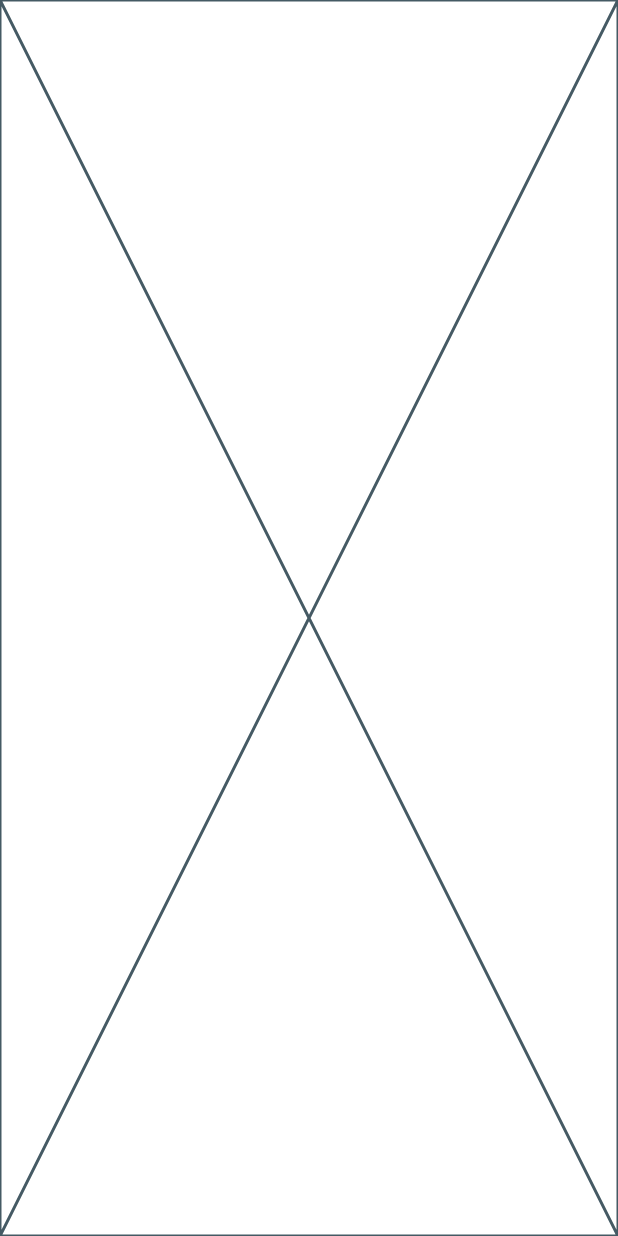
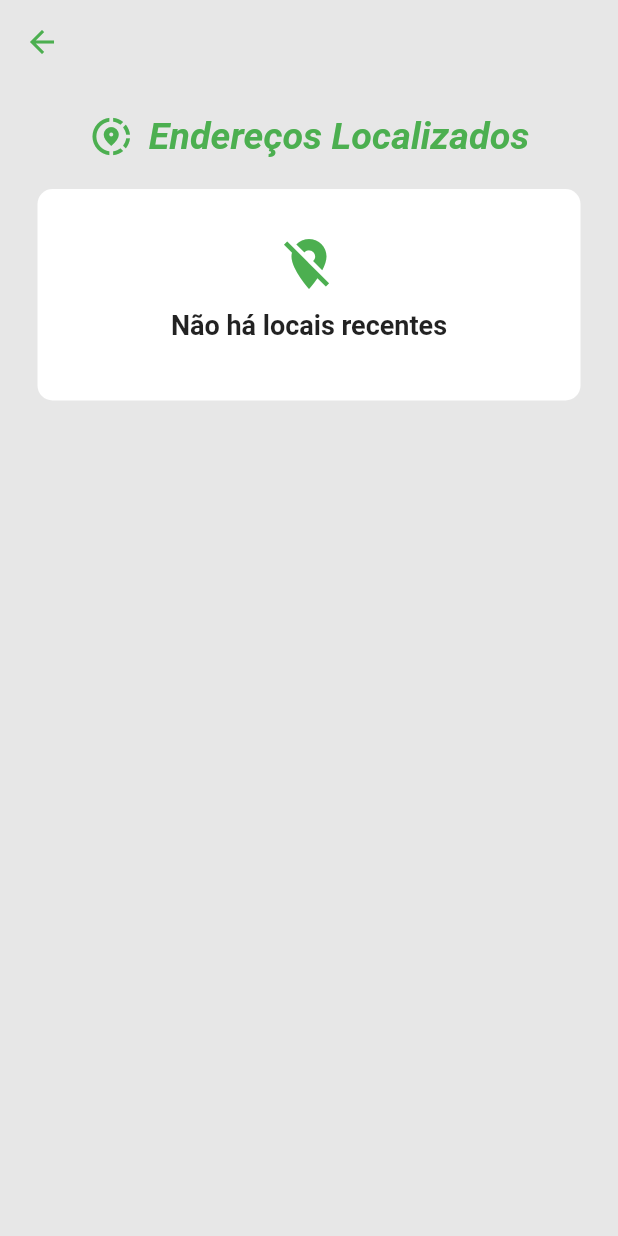
Before and after one commit to thiagoromendes/fast_location, a Flutter app: the screen it shows after launch, after a tap on "Histórico de endereços", on a phone screen of 412 x 824 dp. Run offline on Flutter 3.47's test engine with Material 2 defaults, Android fonts, the phone set to English and light mode, and no system bars; our stand-ins replace dio, flutter_mobx, geocoding, hive, hive_flutter, mobx; missing offline and left inert: map_launcher, path_provider_android, path_provider_ios; accounts and stored records are empty; generated files the repository leaves out were written again.

Commit message:
chore: add history page and your controller, add service to route and adjust local storage

```diff
--- /dev/null
+++ b/lib/src/modules/history/controller/history_controller.dart
@@ -0,0 +1,26 @@
+import 'package:fast_location/src/modules/home/model/address_model.dart';
+import 'package:fast_location/src/modules/home/service/home_service.dart';
+import 'package:mobx/mobx.dart';
+part 'history_controller.g.dart';
+
+class HistoryController = _HistoryController with _$HistoryController;
+
+abstract class _HistoryController with Store {
+  final HomeService _service = HomeService();
+
+  @observable
+  bool isLoading = false;
+
+  @observable
+  bool hasAddress = false;
+
+  @observable
+  List<AddressModel> addressHistoryList = [];
+
+  @action
+  Future<void> loadData() async {
+    isLoading = true;
+    addressHistoryList = await _service.getAddressHistoryList();
+    isLoading = false;
+  }
+}
--- a/lib/src/modules/history/page/history_page.dart
+++ b/lib/src/modules/history/page/history_page.dart
@@ -1,4 +1,9 @@
+import 'package:fast_location/src/modules/history/controller/history_controller.dart';
+import 'package:fast_location/src/modules/home/components/address_list.dart';
+import 'package:fast_location/src/shared/colors/app_colors.dart';
+import 'package:fast_location/src/shared/components/app_loading.dart';
 import 'package:flutter/material.dart';
+import 'package:flutter_mobx/flutter_mobx.dart';
 
 class HistoryPage extends StatefulWidget {
   const HistoryPage({super.key});
@@ -8,8 +13,74 @@ class HistoryPage extends StatefulWidget {
 }
 
 class _HistoryPageState extends State<HistoryPage> {
+  final HistoryController _controller = HistoryController();
+
+  @override
+  void initState() {
+    super.initState();
+    _controller.loadData();
+  }
+
   @override
   Widget build(BuildContext context) {
-    return const Placeholder();
+    return Observer(builder: (_) {
+      return _controller.isLoading
+          ? const AppLoading()
+          : Scaffold(
+              appBar: AppBar(
+                backgroundColor: AppColors.appPageBackground,
+                elevation: 0,
+                leading: IconButton(
+                  icon: const Icon(
+                    Icons.arrow_back,
+                    color: Colors.green,
+                  ),
+                  onPressed: () => Navigator.pop(context),
+                ),
+              ),
+              backgroundColor: AppColors.appPageBackground,
+              body: SingleChildScrollView(
+                child: SafeArea(
+                    child: Center(
+                  child: Padding(
+                      padding: const EdgeInsets.only(
+                        top: 20,
+                        left: 25,
+                        right: 25,
+                      ),
+                      child: Column(
+                        mainAxisSize: MainAxisSize.max,
+                        crossAxisAlignment: CrossAxisAlignment.center,
+                        children: [
+                          Row(
+                            mainAxisAlignment: MainAxisAlignment.center,
+                            children: const [
+                              Icon(
+                                Icons.share_location,
+                                size: 30,
+                                color: Colors.green,
+                              ),
+                              SizedBox(
+                                width: 10,
+                              ),
+                              Text("Endereços Localizados",
+                                  style: TextStyle(
+                                      color: Colors.green,
+                                      fontSize: 25,
+                                      fontStyle: FontStyle.italic,
+                                      fontWeight: FontWeight.bold))
+                            ],
+                          ),
+                          Padding(
+                            padding: const EdgeInsets.symmetric(vertical: 20),
+                            child: AddressList(
+                              addressList: _controller.addressHistoryList,
+                            ),
+                          ),
+                        ],
+                      )),
+                )),
+              ));
+    });
   }
 }
--- a/lib/src/modules/home/components/address_list.dart
+++ b/lib/src/modules/home/components/address_list.dart
@@ -39,7 +39,7 @@ class _AddressListState extends State<AddressList> {
 
   Widget _addressListEmpty() {
     return Padding(
-      padding: const EdgeInsets.all(20.0),
+      padding: const EdgeInsets.all(30.0),
       child: SizedBox(
         width: MediaQuery.of(context).size.width,
         child: Column(
@@ -47,12 +47,15 @@ class _AddressListState extends State<AddressList> {
           children: const [
             Icon(
               Icons.location_off,
-              size: 50,
+              size: 40,
               color: Colors.green,
             ),
-            Text("Não há locais recentes",
-                textAlign: TextAlign.center,
-                style: TextStyle(fontSize: 20, fontWeight: FontWeight.bold))
+            Padding(
+              padding: EdgeInsets.all(10.0),
+              child: Text("Não há locais recentes",
+                  textAlign: TextAlign.center,
+                  style: TextStyle(fontSize: 18, fontWeight: FontWeight.bold)),
+            )
           ],
         ),
       ),
--- a/lib/src/modules/home/components/search_address.dart
+++ b/lib/src/modules/home/components/search_address.dart
@@ -77,7 +77,7 @@ class _SearchAddressState extends State<SearchAddress> {
                       fontWeight: FontWeight.bold,
                     ),
                   ),
-                  Text(widget.address.complement)
+                  Text(widget.address.complement ?? '')
                 ],
               ),
             ),
--- a/lib/src/modules/home/page/home_page.dart
+++ b/lib/src/modules/home/page/home_page.dart
@@ -2,13 +2,13 @@ import 'package:fast_location/src/modules/home/components/address_list.dart';
 import 'package:fast_location/src/modules/home/components/search_address.dart';
 import 'package:fast_location/src/modules/home/components/search_empty.dart';
 import 'package:fast_location/src/modules/home/controller/home_controller.dart';
-import 'package:fast_location/src/modules/home/model/address_model.dart';
 import 'package:fast_location/src/routes/app_router.dart';
 import 'package:fast_location/src/shared/colors/app_colors.dart';
 import 'package:fast_location/src/shared/components/app_button.dart';
 import 'package:fast_location/src/shared/components/app_loading.dart';
 import 'package:flutter/material.dart';
 import 'package:flutter_mobx/flutter_mobx.dart';
+import 'package:mobx/mobx.dart';
 
 class HomePage extends StatefulWidget {
   const HomePage({super.key});
@@ -20,6 +20,8 @@ class HomePage extends StatefulWidget {
 class _HomePageState extends State<HomePage> {
   final HomeController _controller = HomeController();
   TextEditingController searchController = TextEditingController();
+  late ReactionDisposer errorReactionDiposer;
+  late ReactionDisposer errorRouteReactionDiposer;
 
   @override
   void initState() {
@@ -28,9 +30,72 @@ class _HomePageState extends State<HomePage> {
   }
 
   @override
+  void didChangeDependencies() {
+    super.didChangeDependencies();
+    reactsToError();
+    reactsToRouteError();
+  }
+
+  @override
   void dispose() {
     searchController.dispose();
+    errorReactionDiposer();
+    errorRouteReactionDiposer();
     super.dispose();
+  }
+
+  void reactsToError() {
+    errorReactionDiposer = reaction((_) => _controller.hasError, (
+      bool error,
+    ) {
+      if (error) openDialog("Endereço não localizado");
+      _controller.hasError = false;
+    });
+  }
+
+  void reactsToRouteError() {
+    errorReactionDiposer = reaction((_) => _controller.hasRouteError, (
+      bool routeError,
+    ) {
+      if (routeError) {
+        openDialog(
+          "Busque um endereço para traçar sua rota",
+          height: 120,
+        );
+      }
+      _controller.hasRouteError = false;
+    });
+  }
+
+  void openDialog(String message, {double? height}) {
+    showDialog(
+        context: context,
+        builder: (BuildContext context) {
+          return AlertDialog(
+            content: SizedBox(
+              height: height ?? 100,
+              child: Column(children: [
+                Padding(
+                  padding: const EdgeInsets.all(10.0),
+                  child: Text(
+                    message,
+                    style: const TextStyle(
+                      fontWeight: FontWeight.bold,
+                      fontSize: 20,
+                    ),
+                    textAlign: TextAlign.center,
+                  ),
+                ),
+                AppButton(
+                  label: "Fechar",
+                  action: () {
+                    Navigator.of(context).pop();
+                  },
+                ),
+              ]),
+            ),
+          );
+        });
   }
 
   @override
@@ -45,7 +110,7 @@ class _HomePageState extends State<HomePage> {
                   child: Center(
                     child: Padding(
                       padding: const EdgeInsets.only(
-                        top: 20,
+                        top: 30,
                         left: 25,
                         right: 25,
                       ),
@@ -85,7 +150,7 @@ class _HomePageState extends State<HomePage> {
                                     const EdgeInsets.symmetric(vertical: 10.0),
                                 child: _controller.hasAddress
                                     ? SearchAddress(
-                                        address: _controller.lastAddress,
+                                        address: _controller.lastAddress!,
                                       )
                                     : const SearchEmpty(),
                               )),
@@ -169,9 +234,7 @@ class _HomePageState extends State<HomePage> {
               ),
               floatingActionButton: FloatingActionButton(
                 backgroundColor: Colors.green,
-                onPressed: () {
-                  Navigator.of(context).pushNamed(AppRouter.history);
-                },
+                onPressed: () => _controller.route(context),
                 tooltip: 'Traçar rota',
                 child:
                     const Icon(Icons.fork_right, color: Colors.white, size: 45),
--- a/lib/src/modules/home/repositories/home_repository.dart
+++ b/lib/src/modules/home/repositories/home_repository.dart
@@ -3,15 +3,12 @@ import 'package:fast_location/src/http/app_dio.dart';
 
 class HomeRepository with AppDio {
   Future<Response> getAddressViaCep(String cep) async {
-    print('Entrei no HomeRepository...');
     String baseURL = "https://viacep.com.br/ws";
 
     Dio clientHTTP = await AppDio.getConnection();
 
     Response response = await clientHTTP.get('$baseURL/$cep/json/');
 
-    print('HomeService.getAddress.response -> ${response.data}');
-
     return response;
   }
 }
--- a/pubspec.yaml
+++ b/pubspec.yaml
@@ -19,6 +19,8 @@ dependencies:
   path_provider: ^2.0.2
   path_provider_android: ^2.0.14
   path_provider_ios: ^2.0.9
+  map_launcher: ^2.2.1+1
+  geocoding: ^2.1.1
 
 dev_dependencies:
   flutter_test:
```
Also changed, not shown: lib/src/modules/home/controller/home_controller.dart (+45 -7 lines), lib/src/modules/home/model/address_model.dart (+11 -2 lines), lib/src/modules/home/repositories/home_local_repository.dart (+13 -10 lines), lib/src/modules/home/service/home_service.dart (+35 -0 lines), lib/src/modules/history/controller/history_controller.g.dart (added), lib/src/modules/home/controller/home_controller.g.dart, pubspec.lock.
